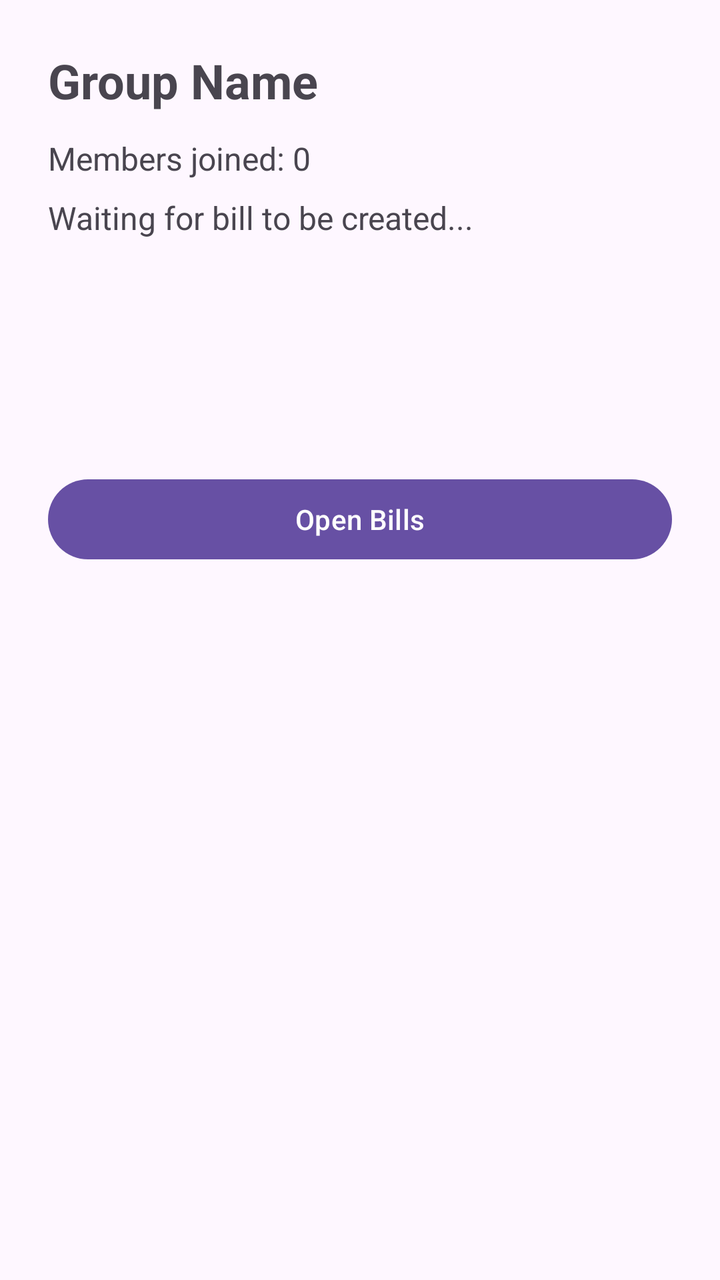
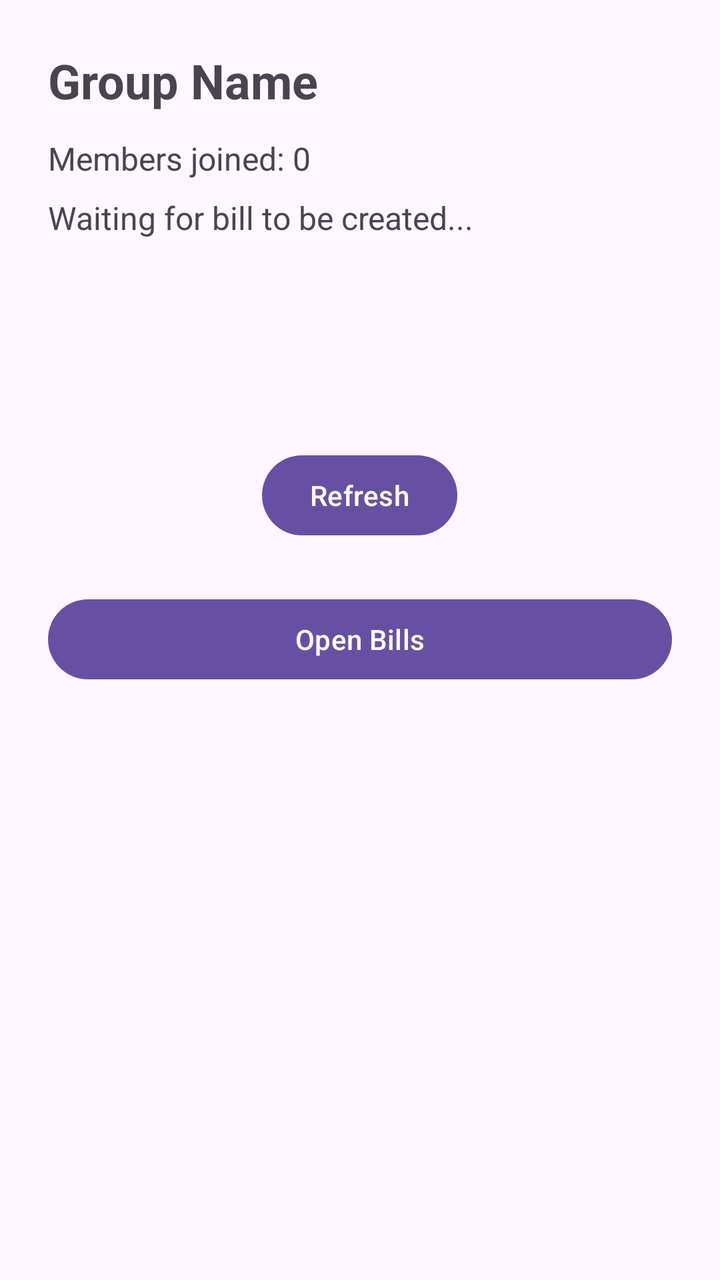

Screens rendered from an Android XML layout before and after an edit, with the pre-edit source and the edit as a unified diff.
<!-- AndroidManifest.xml: application theme Theme.Material3.Light.NoActionBar -->
<!-- res/layout/activity_group_lobby.xml -->
<?xml version="1.0" encoding="utf-8"?>
<LinearLayout xmlns:android="http://schemas.android.com/apk/res/android"
    android:layout_width="match_parent"
    android:layout_height="match_parent"
    android:orientation="vertical"
    android:padding="24dp"
    android:gravity="top">

    <TextView
        android:id="@+id/group_lobby_title"
        android:layout_width="match_parent"
        android:layout_height="wrap_content"
        android:text="Group Name"
        android:textSize="24sp"
        android:textStyle="bold"
        android:paddingBottom="12dp" />

    <TextView
        android:id="@+id/group_members_text"
        android:layout_width="match_parent"
        android:layout_height="wrap_content"
        android:text="Members joined: 0"
        android:textSize="16sp"
        android:paddingBottom="8dp" />

    <TextView
        android:id="@+id/waiting_for_bill_text"
        android:layout_width="match_parent"
        android:layout_height="wrap_content"
        android:text="Waiting for bill to be created..."
        android:textSize="16sp"
        android:paddingBottom="16dp" />

    <ProgressBar
        android:id="@+id/group_lobby_spinner"
        android:layout_width="wrap_content"
        android:layout_height="wrap_content"
        android:layout_gravity="center_horizontal"
        style="?android:attr/progressBarStyleLarge" />

    <Button
        android:id="@+id/group_open_bills_button"
        android:layout_width="match_parent"
        android:layout_height="wrap_content"
        android:text="Open Bills"
        android:layout_marginTop="24dp" />

</LinearLayout>
<!-- resources referenced by this layout -->
<resources>

</resources>

<!-- the commit's change to res/layout/activity_group_lobby.xml (unified diff, before → after) -->
@@ -39,10 +39,19 @@
         style="?android:attr/progressBarStyleLarge" />
 
     <Button
+        android:id="@+id/group_refresh_button"
+        android:layout_width="wrap_content"
+        android:layout_height="wrap_content"
+        android:text="Refresh"
+        android:layout_gravity="center_horizontal"
+        android:layout_marginTop="12dp" />
+
+    <Button
         android:id="@+id/group_open_bills_button"
         android:layout_width="match_parent"
         android:layout_height="wrap_content"
         android:text="Open Bills"
         android:layout_marginTop="24dp" />
 
+
 </LinearLayout>
